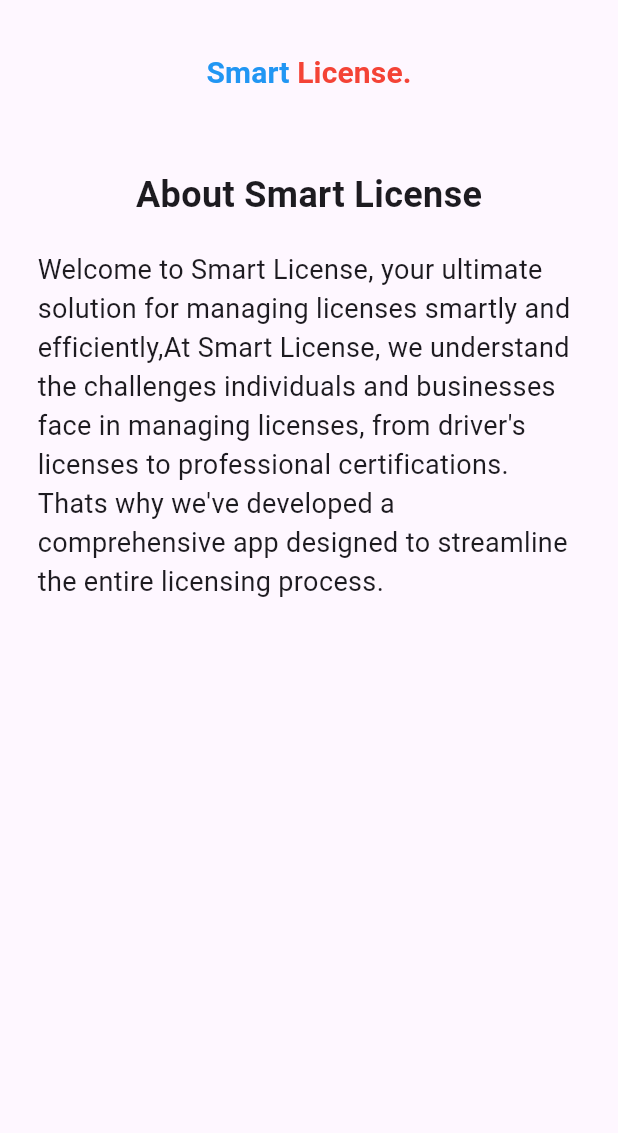
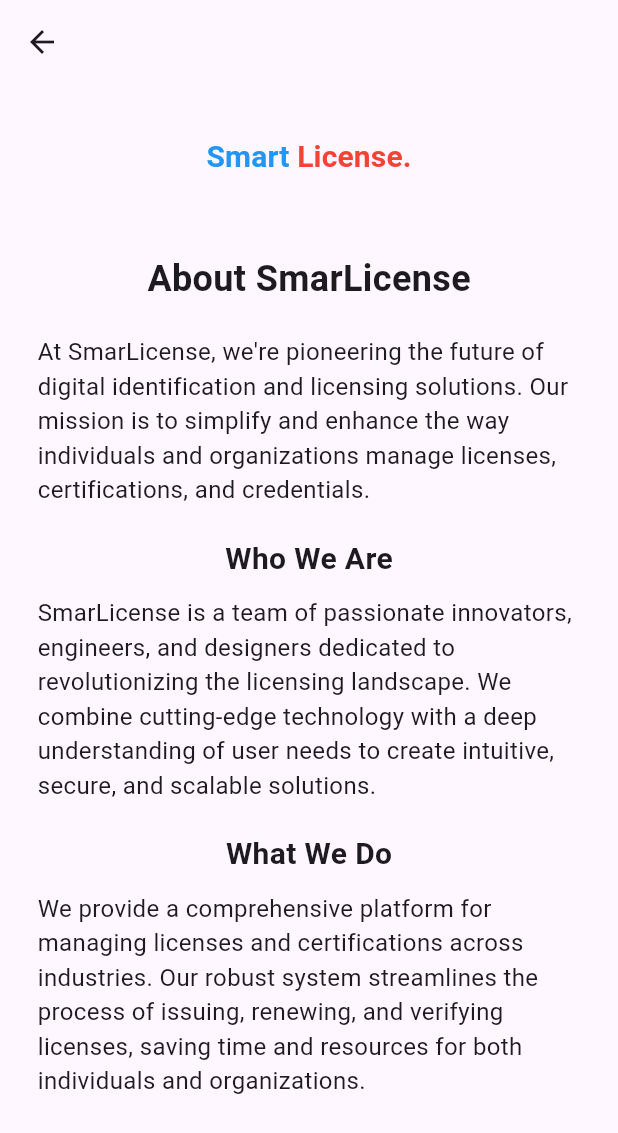
Before and after one commit to sufailn/SmartLicence, a Flutter app: the AboutScreen screen opened directly, on a phone screen of 412 x 824 dp. Shown: the top 1133 px of the screen. Run offline on Flutter 3.47's test engine with Material 3 defaults, Android fonts, the light colour scheme and no system bars; our stand-ins replace dio, file_picker, flutter_otp_text_field, image_picker, shared_preferences; missing offline and left inert: flutter_rounded_date_picker; accounts and stored records are empty.

Commit message:
edited all

```diff
--- a/lib/auth/login.dart
+++ b/lib/auth/login.dart
@@ -11,9 +11,9 @@
   Login({Key? key}) : super(key: key);
 
   TextEditingController usernameController =
-      TextEditingController(text: 'SUFAILAHMD990@GMAIL.COM');
+      TextEditingController(text: 'sufailahmd990@gmail.COM');
   TextEditingController passwordController =
-      TextEditingController(text: 'Suf@123');
+      TextEditingController(text: 'Nisha123');
 
   final ValueNotifier<bool> obsecure = ValueNotifier(true);
   var formkey = GlobalKey<FormState>();
--- a/lib/screens/trafic/searchlicence.dart
+++ b/lib/screens/trafic/searchlicence.dart
@@ -69,6 +69,7 @@
                     borderRadius: BorderRadius.circular(7)),
                 width: 250,
                 child: CupertinoSearchTextField(
+                  placeholder: 'Enter License No',
                   controller: searchcontroll,
                 ),
               ),
--- a/lib/screens/trafic/searchvechicle.dart
+++ b/lib/screens/trafic/searchvechicle.dart
@@ -72,6 +72,7 @@
                     borderRadius: BorderRadius.circular(7)),
                 width: 250,
                 child: CupertinoSearchTextField(
+                  placeholder: 'KL10AC1008',
                   onChanged: (value) => value.toUpperCase(),
                   controller: searchcontroll,
                 ),
--- a/lib/screens/trafic/traffichome.dart
+++ b/lib/screens/trafic/traffichome.dart
@@ -50,7 +50,9 @@
                   Icons.supervised_user_circle_outlined,
                   color: Colors.white,
                 ),
-                onTap: () {},
+                onTap: () {
+                  navigation(context, AboutScreen());
+                },
                 title: Text(
                   'About',
                   style: TextStyle(
--- a/lib/screens/user/about.dart
+++ b/lib/screens/user/about.dart
@@ -8,9 +8,7 @@
   @override
   Widget build(BuildContext context) {
     return Scaffold(
-      // appBar: AppBar(
-      //   title: Text('About'),
-      // ),
+      appBar: AppBar(),
       body: Padding(
         padding: const EdgeInsets.all(25),
         child: Column(
@@ -48,27 +46,44 @@
             Column(
               children: [
                 Text(
-                  'About Smart License',
+                  'About SmarLicense',
                   style: TextStyle(
-                    fontSize: 24,
+                    fontSize: 24.0,
                     fontWeight: FontWeight.bold,
                   ),
                 ),
-                SizedBox(height: 20),
+                SizedBox(height: 20.0),
                 Text(
-                  "Welcome to Smart License, your ultimate solution for managing licenses smartly and efficiently,At Smart License, we understand the challenges individuals and businesses face in managing licenses, from driver's licenses to professional certifications. Thats why we've developed a comprehensive app designed to streamline the entire licensing process.",
+                  'At SmarLicense, we\'re pioneering the future of digital identification and licensing solutions. Our mission is to simplify and enhance the way individuals and organizations manage licenses, certifications, and credentials.',
+                  style: TextStyle(fontSize: 16.0),
+                ),
+                SizedBox(height: 20.0),
+                Text(
+                  'Who We Are',
                   style: TextStyle(
-                    fontSize: 18,
+                    fontSize: 20.0,
+                    fontWeight: FontWeight.bold,
                   ),
                 ),
-                SizedBox(height: 20),
+                SizedBox(height: 10.0),
                 Text(
-                  "",
-                  textAlign: TextAlign.center,
+                  'SmarLicense is a team of passionate innovators, engineers, and designers dedicated to revolutionizing the licensing landscape. We combine cutting-edge technology with a deep understanding of user needs to create intuitive, secure, and scalable solutions.',
+                  style: TextStyle(fontSize: 16.0),
+                ),
+                SizedBox(height: 20.0),
+                Text(
+                  'What We Do',
                   style: TextStyle(
-                    fontSize: 16,
+                    fontSize: 20.0,
+                    fontWeight: FontWeight.bold,
                   ),
                 ),
+                SizedBox(height: 10.0),
+                Text(
+                  'We provide a comprehensive platform for managing licenses and certifications across industries. Our robust system streamlines the process of issuing, renewing, and verifying licenses, saving time and resources for both individuals and organizations.',
+                  style: TextStyle(fontSize: 16.0),
+                ),
+                SizedBox(height: 20.0),
               ],
             ),
           ],
--- a/lib/screens/user/home.dart
+++ b/lib/screens/user/home.dart
@@ -98,7 +98,7 @@
                 ],
               ),
             ),
-            SizedBox(height: 390),
+            SizedBox(height: 300),
             Row(
               mainAxisAlignment: MainAxisAlignment.center,
               children: [
--- a/lib/screens/user/showvechicle.dart
+++ b/lib/screens/user/showvechicle.dart
@@ -80,13 +80,13 @@
                               border: Border.all(color: Colors.black),
                               borderRadius: BorderRadius.circular(10)),
                           child: Padding(
-                            padding: const EdgeInsets.all(8.0),
+                            padding: const EdgeInsets.all(4.5),
                             child: Column(
                               children: [
                                 Row(
                                   children: [
                                     Container(
-                                      width: 200,
+                                      width: 130,
                                       child: Column(
                                         crossAxisAlignment:
                                             CrossAxisAlignment.start,
--- a/lib/screens/user/viewAccesed.dart
+++ b/lib/screens/user/viewAccesed.dart
@@ -72,7 +72,7 @@
                     ),
                     title: Text('Lisence No: ${accessed[index]['Licence_No']}'),
                     subtitle: Text(
-                        'Name: ${accessed[index]['Name']} \nPhone: ${accessed[index]['Phone']} '),
+                        'Name: ${accessed[index]['Name']} \nPhone: ${accessed[index]['Phone']} \nAlcohol: ${accessed[index]['alcohol']}   \nSpeed: ${accessed[index]['speed']}  '),
                     trailing: Text('Time: ${accessed[index]['time']}'),
                   ),
                 );
--- a/lib/screens/user/viewlicense.dart
+++ b/lib/screens/user/viewlicense.dart
@@ -60,7 +60,7 @@
                     Row(
                       children: [
                         Container(
-                          width: 200,
+                          width: 150,
                           child: Column(
                             crossAxisAlignment: CrossAxisAlignment.start,
                             children: [
```
Also changed, not shown: lib/utils/api/loginApi.dart (+6 -5 lines).
